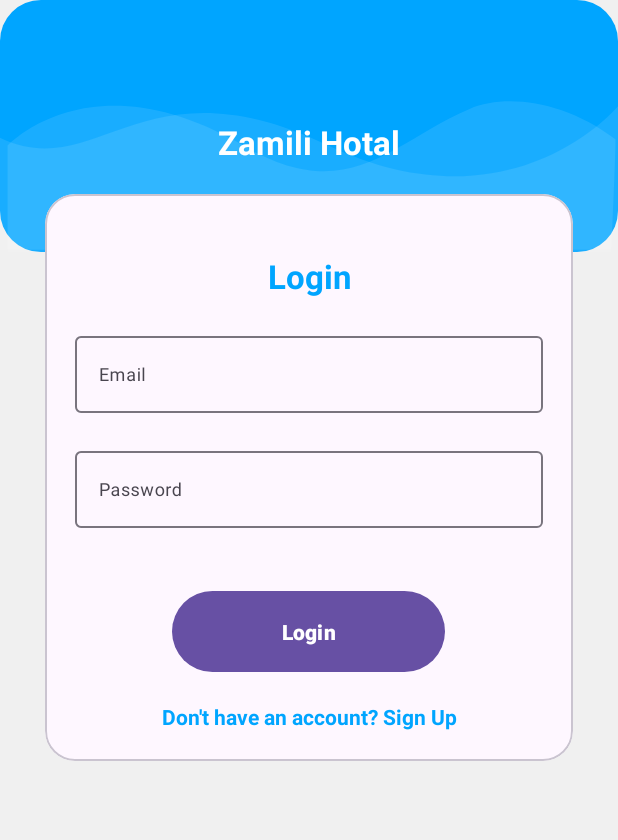
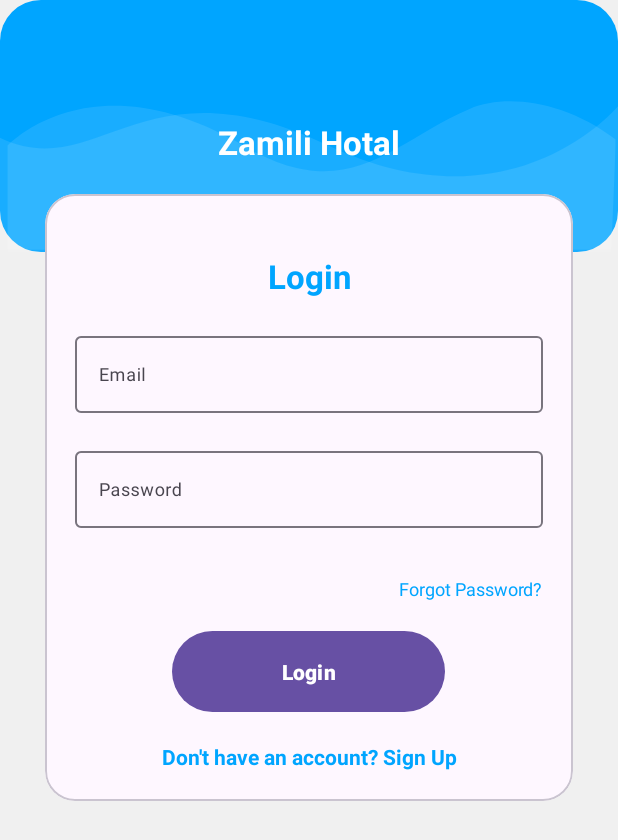
Before and after one commit to MohammadF2/androidProjectZamili, an Android app: the screen it shows after launch (MainActivity), on a phone screen of 412 x 824 dp. Shown: the top 840 px of the screen. Run offline under Robolectric (Android 15) with nearby library versions, the phone set to English and light mode, and no system bars; our stand-ins replace Firebase (no records; nobody signed in at launch, a user with empty details on screens opened directly), Volley.

```diff
--- a/app/src/main/java/edu/birzeit/zamilihotal/adabter/ReservationAdapter.java
+++ b/app/src/main/java/edu/birzeit/zamilihotal/adabter/ReservationAdapter.java
@@ -67,7 +67,7 @@ public class ReservationAdapter extends RecyclerView.Adapter<ReservationViewer>{
         } else {
             holder.canceled.setOnClickListener(v -> {
                 AlertDialog.Builder builder = new AlertDialog.Builder(v.getContext());
-                builder.setTitle("Confirm Exit");
+                builder.setTitle("Confirm cancel");
                 builder.setMessage("Are you sure you want to cancel the reservation?");
                 builder.setPositiveButton("Back", null);
                 builder.setNegativeButton("Cancel", (dialogInterface, i) -> {
--- a/app/src/main/res/layout/layout_login.xml
+++ b/app/src/main/res/layout/layout_login.xml
@@ -54,7 +54,14 @@
                 android:id="@+id/errorSignUp" />
         </com.google.android.material.textfield.TextInputLayout>
 
-
+        <TextView
+            style="@style/viewParent"
+            android:text="Forgot Password?"
+            android:textColor="@color/primaryTextColor"
+            android:textSize="@dimen/newsMoreTextSize"
+            android:layout_gravity="end"
+            android:id="@+id/forgotPassword"
+            android:layout_marginTop="10dp"/>
 
         <Button
             android:id="@+id/cirLoginButton"
```
Also changed, not shown: app/src/main/java/edu/birzeit/zamilihotal/MainActivity.java (+17 -0 lines).
